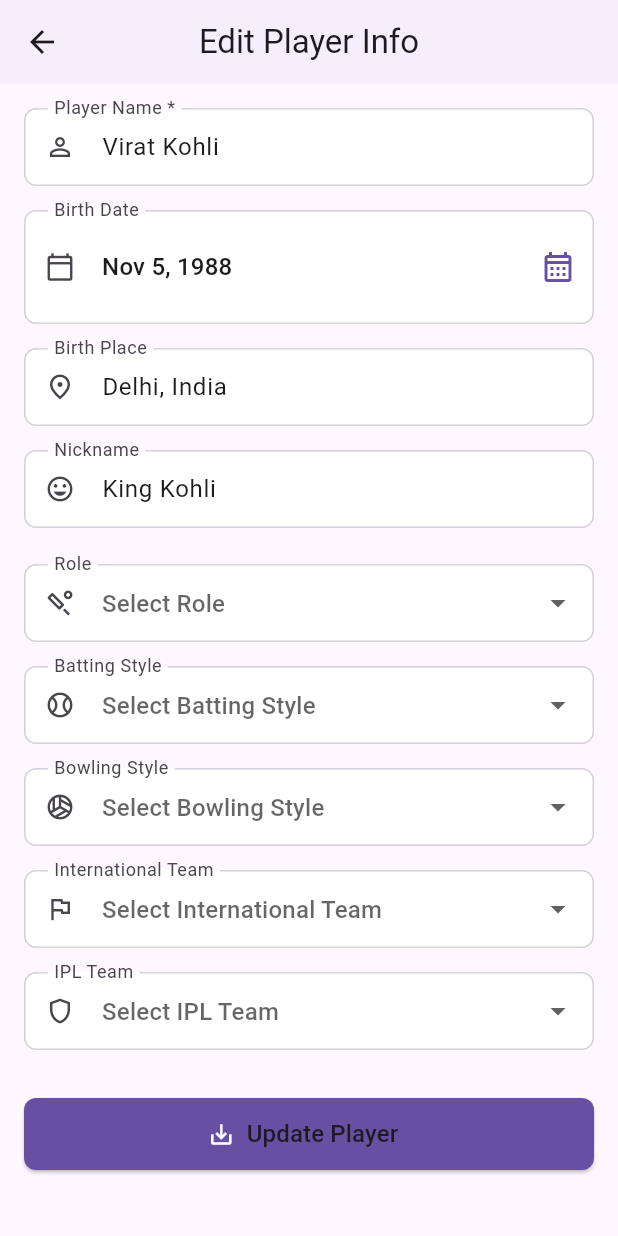
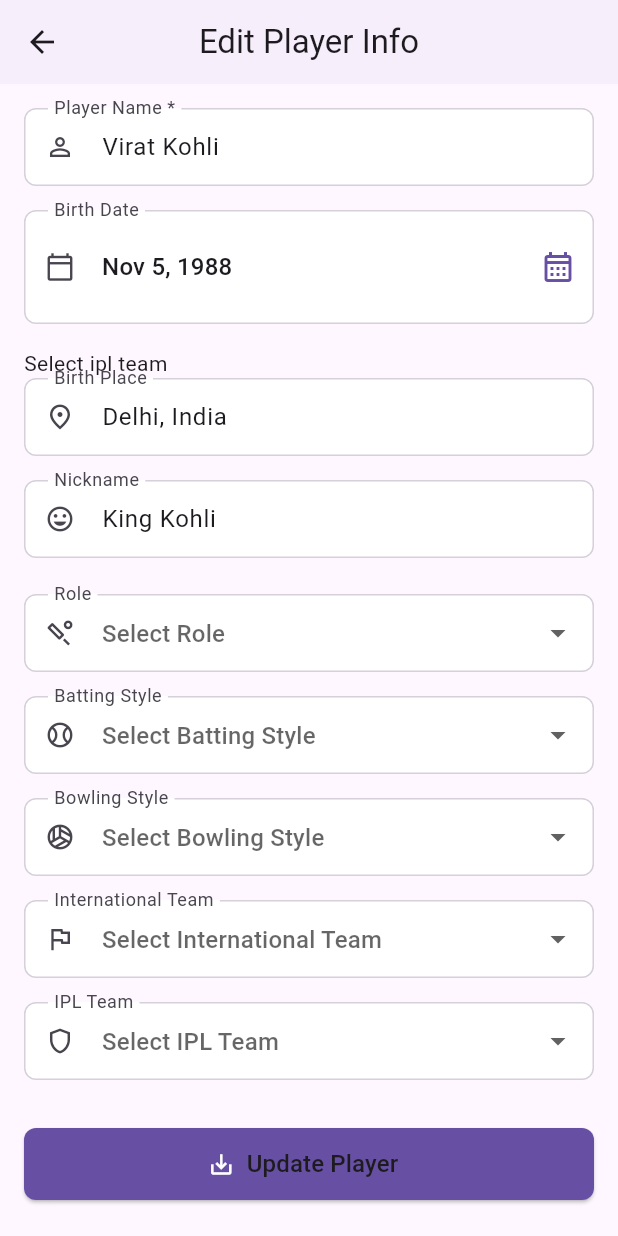
Before and after one commit to Abhi2996/combo_dream11, a Flutter app: the PlayerInfoForm screen opened directly with sample values from the repository, on a phone screen of 412 x 824 dp. Run offline on Flutter 3.47's test engine with Material 3 defaults, Android fonts, the phone set to English and light mode, and no system bars; our stand-ins replace equatable, flutter_hooks, flutter_riverpod, fluttertoast, hooks_riverpod, permission_handler.

Commit message:
isInLineup property add to model PlayerInfo

```diff
--- a/lib/src/data/model/player_info.dart
+++ b/lib/src/data/model/player_info.dart
@@ -15,6 +15,7 @@
   final String? internationalTeam;
   final String? iplTeam;
   final List<CareerStats>? cricketStats;
+  final bool isInLineup;
 
   static const Uuid _uuid = Uuid();
 
@@ -30,6 +31,7 @@
     this.internationalTeam,
     this.iplTeam,
     this.cricketStats,
+    this.isInLineup = false, // ✅ Default to false
   }) : id = id ?? _generateId(name);
 
   static String _generateId(String name) {
@@ -77,6 +79,7 @@
                   .map((item) => CareerStats.fromJson(item))
                   .toList()
               : null,
+      isInLineup: json['isInLineup'] ?? false, // ✅ Parse or default to false
     );
   }
 
@@ -93,6 +96,7 @@
       'internationalTeam': internationalTeam,
       'iplTeam': iplTeam,
       'cricketStats': cricketStats?.map((e) => e.toJson()).toList(),
+      'isInLineup': isInLineup, // ✅ Include in JSON
     };
   }
 
@@ -109,6 +113,6 @@
     internationalTeam,
     iplTeam,
     cricketStats,
+    isInLineup, // ✅ Include in Equatable props
   ];
-  //
 }
--- a/lib/src/presentetion/screens/player_info_form/player_info_form.dart
+++ b/lib/src/presentetion/screens/player_info_form/player_info_form.dart
@@ -437,7 +437,8 @@
                 theme: theme,
               ),
               const SizedBox(height: _vSpace),
-
+              // --- Need ipl team selected drop down
+              Text('Select ipl team'),
               // --- Birth Place ---
               _buildTextField(
                 controller: birthPlaceController,
```
